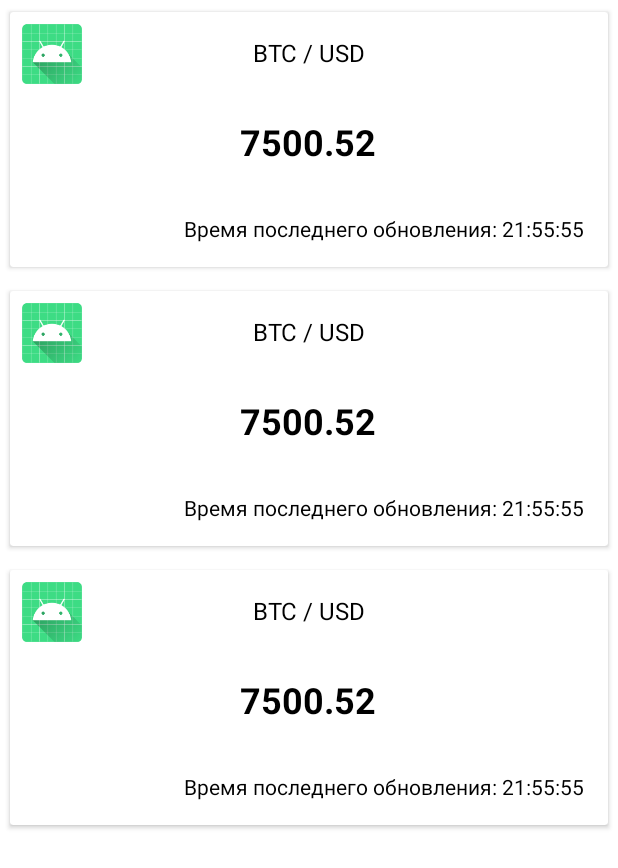
After one commit to TOvchinnikova/CryptoApp, an Android app: the layout activity_coin_price_list.xml on its own in the app's theme, with its tools: preview values and no code run, on a phone screen of 412 x 824 dp. The commit adds this screen. Shown: the top 868 px of the screen. Run offline under Robolectric (Android 15) with nearby library versions, the phone set to English and light mode, and no system bars.

Commit message:
Layout activity_coin_price_list.xml implemented

```diff
--- a/app/src/main/AndroidManifest.xml
+++ b/app/src/main/AndroidManifest.xml
@@ -12,7 +12,7 @@
         android:supportsRtl="true"
         android:theme="@style/Theme.CryptoApp">
         <activity
-            android:name=".MainActivity"
+            android:name=".CoinPriceListActivity"
             android:exported="true">
             <intent-filter>
                 <action android:name="android.intent.action.MAIN" />
--- a/app/src/main/java/com/t_ovchinnikova/cryptoapp/api/ApiFactory.kt
+++ b/app/src/main/java/com/t_ovchinnikova/cryptoapp/api/ApiFactory.kt
@@ -7,6 +7,7 @@ import retrofit2.converter.gson.GsonConverterFactory
 object ApiFactory {
 
     private const val BASE_URL = "https://min-api.cryptocompare.com/data/"
+    const val BASE_IMAGE_URL = "https://cryptocompare.com"
 
     private val retrofit = Retrofit.Builder()
         .addConverterFactory(GsonConverterFactory.create())
--- /dev/null
+++ b/app/src/main/res/layout/activity_coin_price_list.xml
@@ -0,0 +1,19 @@
+<?xml version="1.0" encoding="utf-8"?>
+<androidx.constraintlayout.widget.ConstraintLayout xmlns:android="http://schemas.android.com/apk/res/android"
+    xmlns:app="http://schemas.android.com/apk/res-auto"
+    xmlns:tools="http://schemas.android.com/tools"
+    android:layout_width="match_parent"
+    android:layout_height="match_parent"
+    tools:context=".CoinPriceListActivity">
+
+    <androidx.recyclerview.widget.RecyclerView
+        android:layout_width="match_parent"
+        android:layout_height="match_parent"
+        android:id="@+id/rvCoinPriceList"
+        app:layoutManager="androidx.recyclerview.widget.LinearLayoutManager"
+        app:layout_constraintBottom_toBottomOf="parent"
+        app:layout_constraintEnd_toEndOf="parent"
+        app:layout_constraintStart_toStartOf="parent"
+        app:layout_constraintTop_toTopOf="parent"
+        tools:listitem="@layout/item_coin_info"/>
+</androidx.constraintlayout.widget.ConstraintLayout>
--- /dev/null
+++ b/app/src/main/res/layout/item_coin_info.xml
@@ -0,0 +1,60 @@
+<?xml version="1.0" encoding="utf-8"?>
+<androidx.cardview.widget.CardView xmlns:android="http://schemas.android.com/apk/res/android"
+    xmlns:app="http://schemas.android.com/apk/res-auto"
+    android:layout_width="match_parent"
+    android:layout_height="wrap_content"
+    xmlns:tools="http://schemas.android.com/tools"
+    android:layout_margin="4dp"
+    app:cardUseCompatPadding="true">
+
+    <androidx.constraintlayout.widget.ConstraintLayout
+        android:layout_width="match_parent"
+        android:layout_height="wrap_content">
+
+        <ImageView
+            android:layout_width="40dp"
+            android:layout_height="40dp"
+            android:layout_margin="8dp"
+            app:layout_constraintStart_toStartOf="parent"
+            app:layout_constraintTop_toTopOf="parent"
+            tools:src="@mipmap/ic_launcher" />
+
+        <TextView
+            android:id="@+id/tvSymbols"
+            android:layout_width="wrap_content"
+            android:layout_height="wrap_content"
+            android:textColor="@color/black"
+            android:padding="16dp"
+            android:textSize="16sp"
+            app:layout_constraintEnd_toEndOf="parent"
+            app:layout_constraintStart_toStartOf="parent"
+            app:layout_constraintTop_toTopOf="parent"
+            tools:text="BTC / USD" />
+
+        <TextView
+            android:id="@+id/tvPrice"
+            android:layout_width="wrap_content"
+            android:layout_height="wrap_content"
+            android:textColor="@color/black"
+            android:textSize="24dp"
+            android:textStyle="bold"
+            android:padding="16dp"
+            app:layout_constraintEnd_toEndOf="parent"
+            app:layout_constraintHorizontal_bias="0.498"
+            app:layout_constraintStart_toStartOf="parent"
+            app:layout_constraintTop_toBottomOf="@+id/tvSymbols"
+            tools:text="7500.52" />
+
+        <TextView
+            android:layout_width="wrap_content"
+            android:layout_height="wrap_content"
+            android:padding="16dp"
+            android:textSize="14sp"
+            android:textColor="@color/black"
+            app:layout_constraintEnd_toEndOf="parent"
+            app:layout_constraintTop_toBottomOf="@+id/tvPrice"
+            tools:text="Время последнего обновления: 21:55:55" />
+
+    </androidx.constraintlayout.widget.ConstraintLayout>
+
+</androidx.cardview.widget.CardView>
```
Also changed, not shown: app/src/main/java/com/t_ovchinnikova/cryptoapp/CoinPriceListActivity.kt (renamed from app/src/main/java/com/t_ovchinnikova/cryptoapp/MainActivity.kt, +2 -6 lines), app/src/main/java/com/t_ovchinnikova/cryptoapp/pojo/CoinPriceInfo.kt (+12 -2 lines), app/src/main/java/com/t_ovchinnikova/cryptoapp/utils/TimeUtils.kt (added, +17 -0 lines), app/src/main/res/layout/activity_main.xml (deleted, +0 -18 lines).
